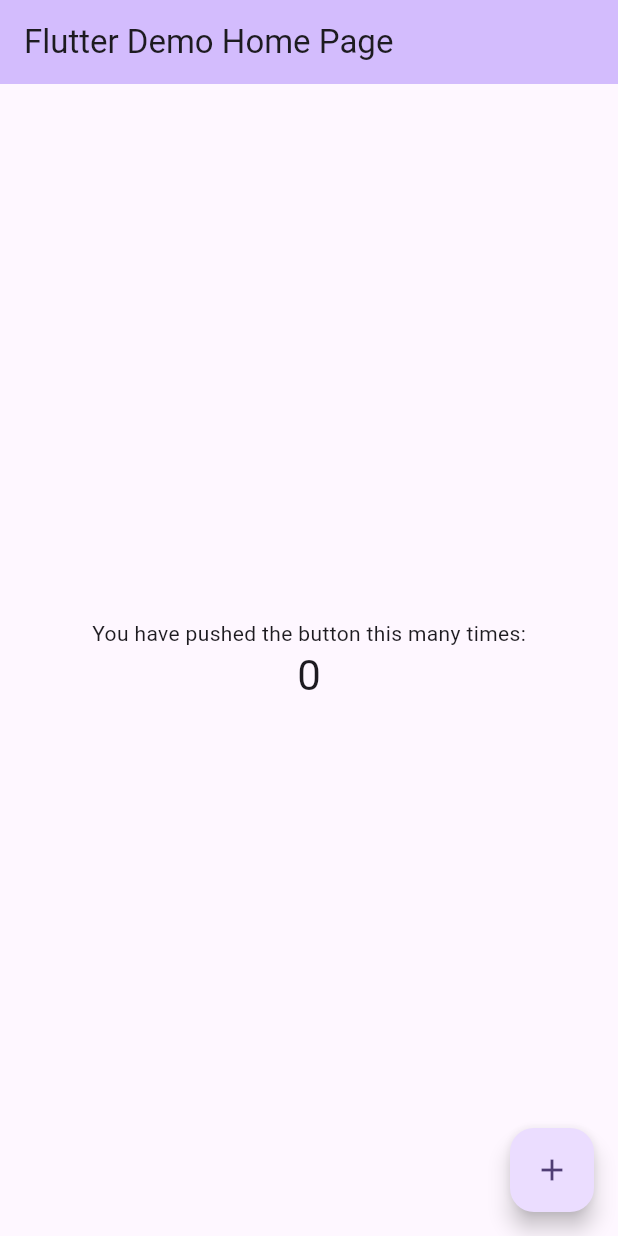
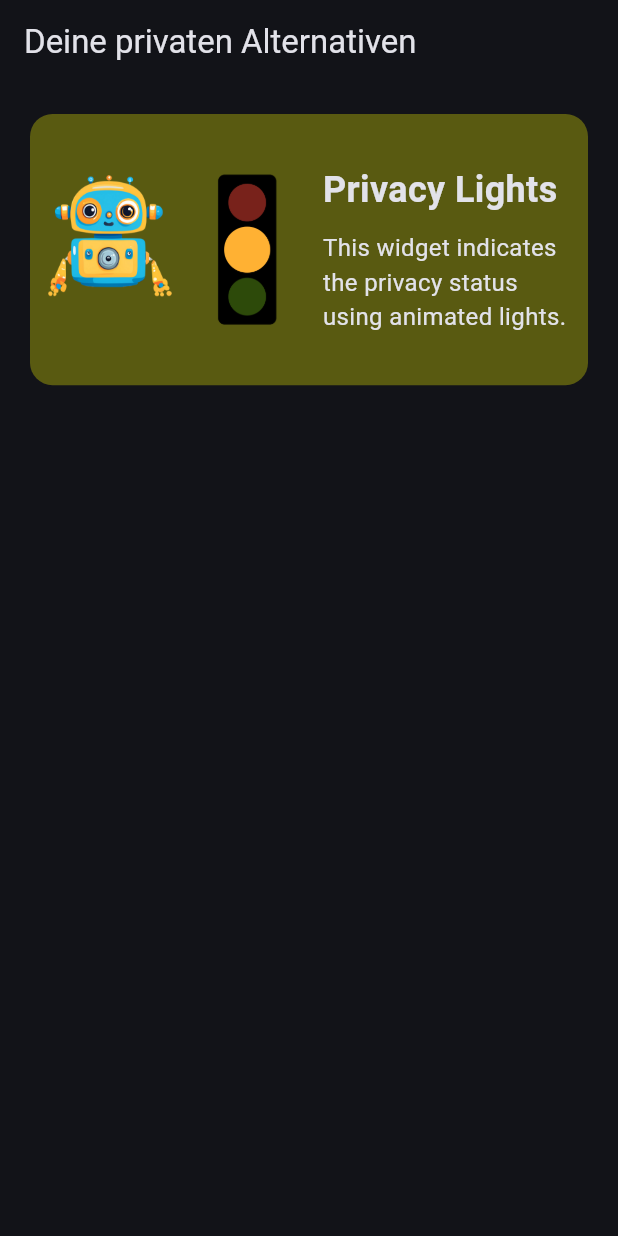
Before and after one commit to Jean28518/privacy-alternatives, a Flutter app: the screen it shows after launch, on a phone screen of 412 x 824 dp. Run offline on Flutter 3.47's test engine with Material 3 defaults, Android fonts, the phone set to English and light mode, and no system bars.

Commit message:
Add first home page

```diff
--- a/lib/main.dart
+++ b/lib/main.dart
@@ -1,4 +1,5 @@
 import 'package:flutter/material.dart';
+import 'package:privacy_alternatives/pages/home.dart';
 
 void main() {
   runApp(const MyApp());
@@ -7,119 +8,18 @@
 class MyApp extends StatelessWidget {
   const MyApp({super.key});
 
-  // This widget is the root of your application.
   @override
   Widget build(BuildContext context) {
     return MaterialApp(
-      title: 'Flutter Demo',
+      title: 'Private Alternativen',
       theme: ThemeData(
-        // This is the theme of your application.
-        //
-        // TRY THIS: Try running your application with "flutter run". You'll see
-        // the application has a purple toolbar. Then, without quitting the app,
-        // try changing the seedColor in the colorScheme below to Colors.green
-        // and then invoke "hot reload" (save your changes or press the "hot
-        // reload" button in a Flutter-supported IDE, or press "r" if you used
-        // the command line to start the app).
-        //
-        // Notice that the counter didn't reset back to zero; the application
-        // state is not lost during the reload. To reset the state, use hot
-        // restart instead.
-        //
-        // This works for code too, not just values: Most code changes can be
-        // tested with just a hot reload.
-        colorScheme: ColorScheme.fromSeed(seedColor: Colors.deepPurple),
+        colorScheme: ColorScheme.fromSeed(
+          seedColor: const Color.fromARGB(255, 58, 96, 183),
+          brightness: Brightness.dark,
+        ),
         useMaterial3: true,
       ),
-      home: const MyHomePage(title: 'Flutter Demo Home Page'),
+      home: const HomePage(),
     );
   }
 }
-
-class MyHomePage extends StatefulWidget {
-  const MyHomePage({super.key, required this.title});
-
-  // This widget is the home page of your application. It is stateful, meaning
-  // that it has a State object (defined below) that contains fields that affect
-  // how it looks.
-
-  // This class is the configuration for the state. It holds the values (in this
-  // case the title) provided by the parent (in this case the App widget) and
-  // used by the build method of the State. Fields in a Widget subclass are
-  // always marked "final".
-
-  final String title;
-
-  @override
-  State<MyHomePage> createState() => _MyHomePageState();
-}
-
-class _MyHomePageState extends State<MyHomePage> {
-  int _counter = 0;
-
-  void _incrementCounter() {
-    setState(() {
-      // This call to setState tells the Flutter framework that something has
-      // changed in this State, which causes it to rerun the build method below
-      // so that the display can reflect the updated values. If we changed
-      // _counter without calling setState(), then the build method would not be
-      // called again, and so nothing would appear to happen.
-      _counter++;
-    });
-  }
-
-  @override
-  Widget build(BuildContext context) {
-    // This method is rerun every time setState is called, for instance as done
-    // by the _incrementCounter method above.
-    //
-    // The Flutter framework has been optimized to make rerunning build methods
-    // fast, so that you can just rebuild anything that needs updating rather
-    // than having to individually change instances of widgets.
-    return Scaffold(
-      appBar: AppBar(
-        // TRY THIS: Try changing the color here to a specific color (to
-        // Colors.amber, perhaps?) and trigger a hot reload to see the AppBar
-        // change color while the other colors stay the same.
-        backgroundColor: Theme.of(context).colorScheme.inversePrimary,
-        // Here we take the value from the MyHomePage object that was created by
-        // the App.build method, and use it to set our appbar title.
-        title: Text(widget.title),
-      ),
-      body: Center(
-        // Center is a layout widget. It takes a single child and positions it
-        // in the middle of the parent.
-        child: Column(
-          // Column is also a layout widget. It takes a list of children and
-          // arranges them vertically. By default, it sizes itself to fit its
-          // children horizontally, and tries to be as tall as its parent.
-          //
-          // Column has various properties to control how it sizes itself and
-          // how it positions its children. Here we use mainAxisAlignment to
-          // center the children vertically; the main axis here is the vertical
-          // axis because Columns are vertical (the cross axis would be
-          // horizontal).
-          //
-          // TRY THIS: Invoke "debug painting" (choose the "Toggle Debug Paint"
-          // action in the IDE, or press "p" in the console), to see the
-          // wireframe for each widget.
-          mainAxisAlignment: MainAxisAlignment.center,
-          children: <Widget>[
-            const Text(
-              'You have pushed the button this many times:',
-            ),
-            Text(
-              '$_counter',
-              style: Theme.of(context).textTheme.headlineMedium,
-            ),
-          ],
-        ),
-      ),
-      floatingActionButton: FloatingActionButton(
-        onPressed: _incrementCounter,
-        tooltip: 'Increment',
-        child: const Icon(Icons.add),
-      ), // This trailing comma makes auto-formatting nicer for build methods.
-    );
-  }
-}
--- /dev/null
+++ b/lib/pages/home.dart
@@ -0,0 +1,19 @@
+import 'package:flutter/material.dart';
+import 'package:privacy_alternatives/widgets/privacy_lights.dart';
+
+class HomePage extends StatelessWidget {
+  const HomePage({super.key});
+
+  @override
+  Widget build(BuildContext context) {
+    return Scaffold(
+        appBar: AppBar(
+          title: Text('Deine privaten Alternativen'),
+        ),
+        body: Column(
+          children: [
+            PrivacyLightsWidget(),
+          ],
+        ));
+  }
+}
--- /dev/null
+++ b/lib/widgets/privacy_lights.dart
@@ -0,0 +1,100 @@
+import 'package:flutter/material.dart';
+
+class PrivacyLightsWidget extends StatefulWidget {
+  const PrivacyLightsWidget({super.key});
+
+  @override
+  _PrivacyLightsWidgetState createState() => _PrivacyLightsWidgetState();
+}
+
+class _PrivacyLightsWidgetState extends State<PrivacyLightsWidget>
+    with SingleTickerProviderStateMixin {
+  late AnimationController _animationController;
+  late Animation<double> _animation;
+
+  @override
+  void initState() {
+    super.initState();
+    _animationController = AnimationController(
+      duration: const Duration(seconds: 2),
+      vsync: this,
+    )..repeat(reverse: true);
+
+    _animation = Tween<double>(begin: -5, end: 5).animate(
+      CurvedAnimation(
+        parent: _animationController,
+        curve: Curves.easeInOut,
+      ),
+    );
+  }
+
+  @override
+  void dispose() {
+    _animationController.dispose();
+    super.dispose();
+  }
+
+  @override
+  Widget build(BuildContext context) {
+    final Size screenSize = MediaQuery.of(context).size;
+    return Padding(
+      padding: EdgeInsets.all(20),
+      child: Container(
+        decoration: BoxDecoration(
+          borderRadius: BorderRadius.circular(15),
+          color: Color.fromRGBO(255, 255, 0, 0.3),
+        ),
+        child: Padding(
+          padding: const EdgeInsets.all(8.0),
+          child: Row(
+            mainAxisAlignment: MainAxisAlignment.spaceEvenly,
+            children: [
+              AnimatedBuilder(
+                animation: _animationController,
+                builder: (context, child) {
+                  return Transform.translate(
+                    offset: Offset(0, _animation.value),
+                    child: child,
+                  );
+                },
+                child: Image.asset(
+                  'assets/images/robbi.png',
+                  width: screenSize.width * 0.2,
+                ),
+              ),
+              Image.asset(
+                'assets/images/lights_yellow.png',
+                height: screenSize.width * 0.4,
+              ),
+              Column(
+                crossAxisAlignment: CrossAxisAlignment.start,
+                children: [
+                  Text(
+                    'Privacy Lights',
+                    style: TextStyle(
+                      fontSize: 24,
+                      fontWeight: FontWeight.bold,
+                    ),
+                  ),
+                  SizedBox(height: 10),
+                  ConstrainedBox(
+                    constraints:
+                        BoxConstraints(maxWidth: screenSize.width * 0.4),
+                    child: Flexible(
+                      child: Text(
+                        'This widget indicates the privacy status using animated lights.',
+                        style: TextStyle(
+                          fontSize: 16,
+                        ),
+                      ),
+                    ),
+                  ),
+                ],
+              )
+            ],
+          ),
+        ),
+      ),
+    );
+  }
+}
```
Also changed, not shown: pubspec.yaml (+5 -3 lines), assets/images/lights_green.png (added), assets/images/lights_red.png (added), assets/images/lights_yellow.png (added), assets/images/robbi.png (added).
